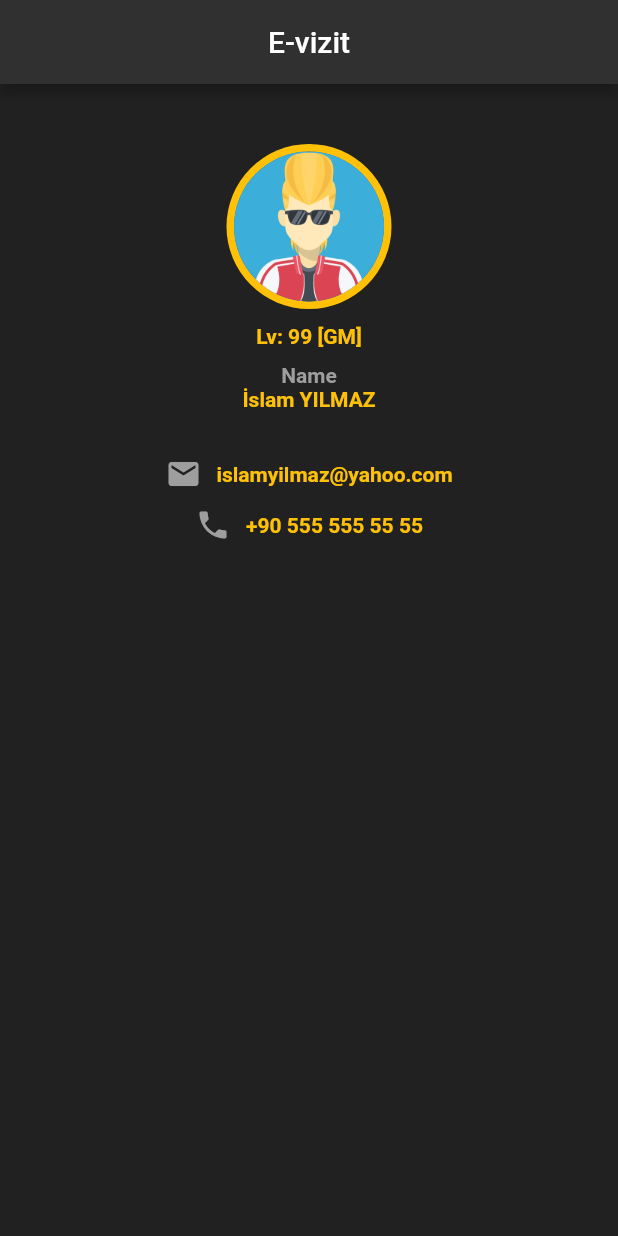
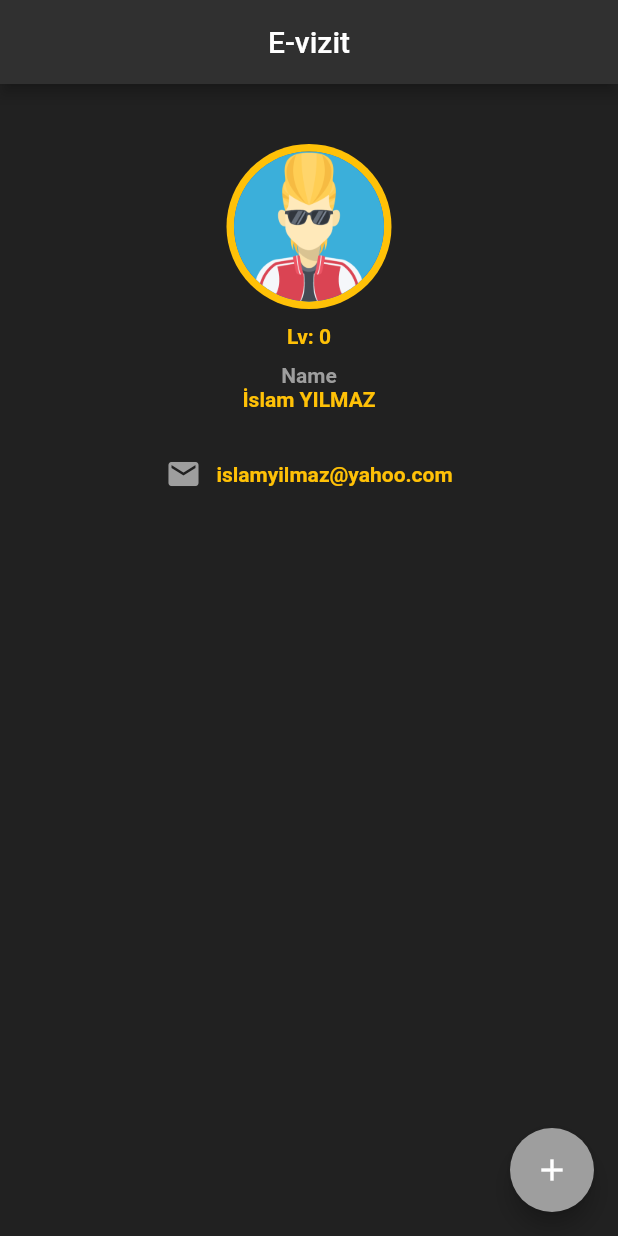
Before and after one commit to islamyilmaz/E-identity, a Flutter app: the screen it shows after launch, on a phone screen of 412 x 824 dp. Run offline on Flutter 3.47's test engine with Material 2 defaults, Android fonts, the phone set to English and light mode, and no system bars.

Commit message:
phone removed, level up added

```diff
--- a/lib/main.dart
+++ b/lib/main.dart
@@ -1,10 +1,17 @@
 import 'package:flutter/material.dart';
 
 void main() => runApp(MaterialApp(
-      home: _home(),
+      home: _Home(),
     ));
 
-class _home extends StatelessWidget {
+class _Home extends StatefulWidget {
+  @override
+  __HomeState createState() => __HomeState();
+}
+
+class __HomeState extends State<_Home> {
+  int playerLevel = 0;
+
   @override
   Widget build(BuildContext context) {
     return Scaffold(
@@ -14,6 +21,15 @@ class _home extends StatelessWidget {
           centerTitle: true,
           backgroundColor: Colors.grey[850],
         ),
+        floatingActionButton: FloatingActionButton(
+            onPressed: (){
+              setState(() {
+                playerLevel++;
+              });
+            },
+            child: Icon(Icons.add),
+            tooltip: 'Tap to level up',
+            backgroundColor: Colors.grey),
         body: Padding(
           padding: EdgeInsets.fromLTRB(10, 40, 10, 0),
           child: Column(
@@ -24,14 +40,14 @@ class _home extends StatelessWidget {
                 backgroundColor: Colors.amber,
                 radius: 55,
                 child: CircleAvatar(
-                  backgroundImage: AssetImage("assets/avatar1.png"),
+                  backgroundImage: AssetImage('assets/avatar1.png'),
                   radius: 50.0,
                 ),
               ),
               SizedBox(
                 height: 10.0,
               ),
-              Text('Lv: 99 [GM]',
+              Text('Lv: ' + '$playerLevel',
                   style: TextStyle(
                       fontWeight: FontWeight.bold, color: Colors.amber)),
               SizedBox(height: 10.0),
@@ -64,26 +80,6 @@ class _home extends StatelessWidget {
                         color: Colors.amber, fontWeight: FontWeight.bold),
                   ),
                 ],
-              ),
-              SizedBox(
-                height: 10.0,
-              ),
-              Row(
-                mainAxisAlignment: MainAxisAlignment.center,
-                children: <Widget>[
-                  Icon(
-                    Icons.phone,
-                    color: Colors.grey,
-                  ),
-                  SizedBox(
-                    width: 10.0,
-                  ),
-                  Text(
-                    '+90 555 555 55 55',
-                    style: TextStyle(
-                        color: Colors.amber, fontWeight: FontWeight.bold),
-                  ),
-                ],
               )
             ],
           ),
--- a/pubspec.yaml
+++ b/pubspec.yaml
@@ -47,6 +47,7 @@ flutter:
   # To add assets to your application, add an assets section, like this:
   assets:
     - assets/
+  #   - images/a_dot_ham.jpeg
 
   # An image asset can refer to one or more resolution-specific "variants", see
   # https://flutter.dev/assets-and-images/#resolution-aware.
```
Also changed, not shown: 7 other files.
